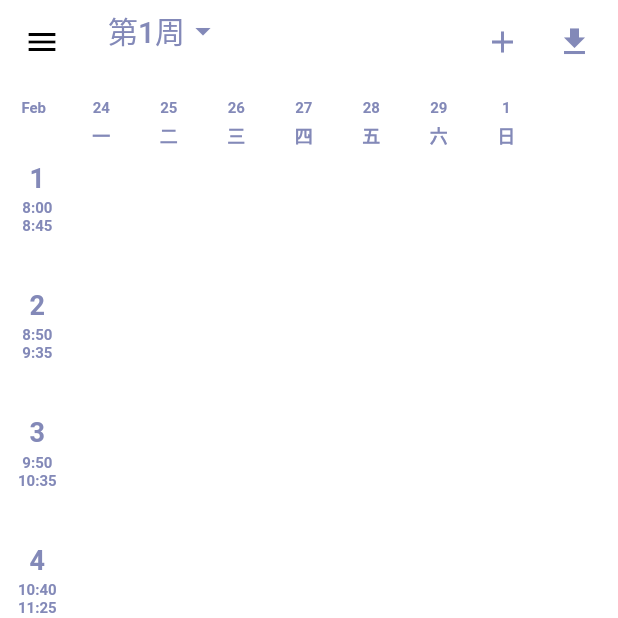
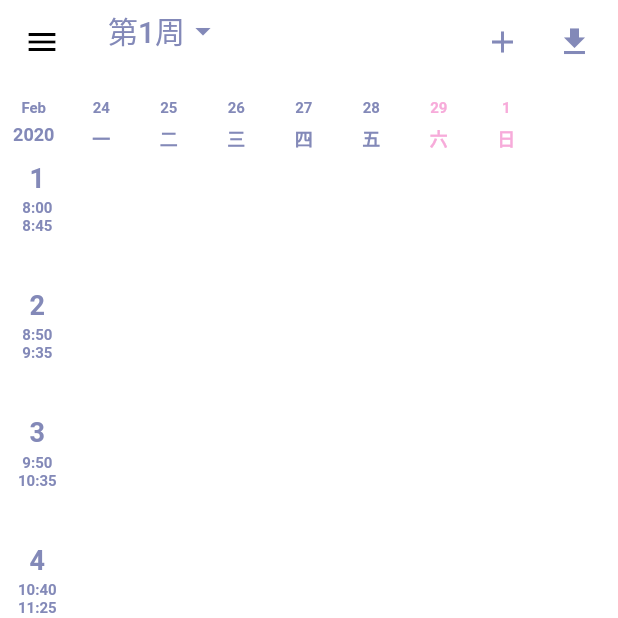
Before and after one commit to yuzhanglong/Flutter-TimeTable, a Flutter app: the screen it shows after launch, on a phone screen of 412 x 824 dp, the top half of it. Run offline on Flutter 3.47's test engine with Material 2 defaults, Android fonts, the phone set to English and light mode, and no system bars; our stand-ins replace dio, shared_preferences; missing offline and left inert: flutter_picker; accounts and stored records are empty; network calls fail.

Commit message:
动画效果和细节处理

```diff
--- a/lib/views/home/child_cmp/day_bar/day_bar.dart
+++ b/lib/views/home/child_cmp/day_bar/day_bar.dart
@@ -31,7 +31,8 @@ List<Widget> getDayBarItems(List <DateTime> daysData){
   //创建表头 上面月份 下面今天日期
   totalItems.add(DayBarItem(
     targetDay: TableDate.getMonthSimple(daysData[0].month - 1),
-    targetWeekDay: " ",
+    targetWeekDay: currentTime.year.toString(),
+    baseColor: GlobalConfig.fontColor,
   ));
 
 
@@ -40,6 +41,7 @@ List<Widget> getDayBarItems(List <DateTime> daysData){
     totalItems.add(DayBarItem(
       targetDay: daysData[i].day.toString(),
       targetWeekDay: TableDate.getWeekDaySimple(i),
+      baseColor: i != 6 && i != 5 ? GlobalConfig.fontColor: Color.fromARGB(255, 247, 171, 218),
     ));
   }
   return totalItems;
--- a/lib/views/home/child_cmp/day_bar/day_bar_item.dart
+++ b/lib/views/home/child_cmp/day_bar/day_bar_item.dart
@@ -1,13 +1,14 @@
 import 'package:flutter/material.dart';
-import 'package:zucc_helper/config/global_config.dart';
 
 class DayBarItem extends StatefulWidget {
   final String targetDay;
   final String targetWeekDay;
+  final Color baseColor;
 
   DayBarItem({
     this.targetDay,
-    this.targetWeekDay
+    this.targetWeekDay,
+    this.baseColor,
   });
 
 
@@ -23,14 +24,14 @@ class _DayBarItemState extends State<DayBarItem> {
       child: Column(
         children: <Widget>[
           Text(widget.targetDay, style: TextStyle(
-              color: GlobalConfig.fontColor,
+              color: widget.baseColor,
               fontWeight: FontWeight.bold,
               fontSize: 10
             )
           ),
-          SizedBox(height: 3),
+          SizedBox(height: 5),
           Text(widget.targetWeekDay, style: TextStyle(
-              color: GlobalConfig.fontColor,
+              color: widget.baseColor,
               fontWeight: FontWeight.bold,
               fontSize: 12
             )
```
Also changed, not shown: lib/views/create_class/create_class.dart (+23 -4 lines).
